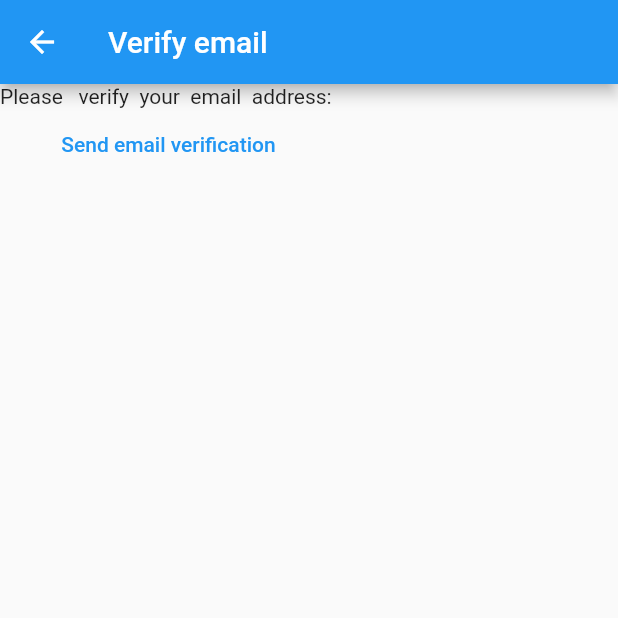
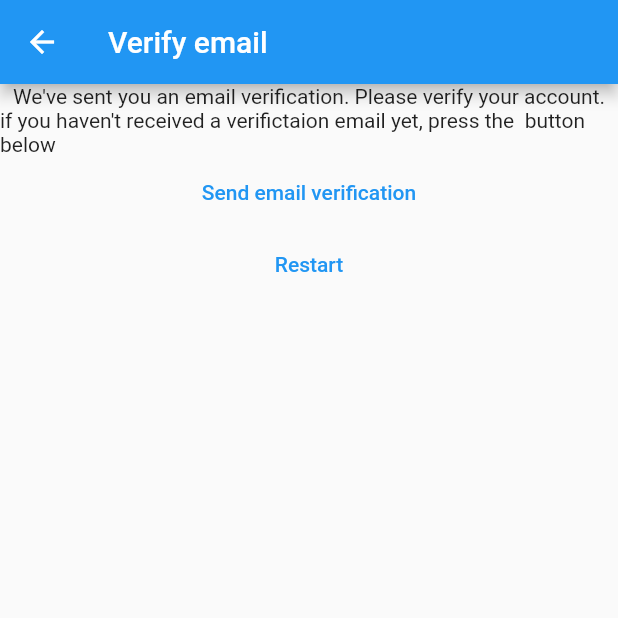
Before and after one commit to gary-the-gamer/flutterApp.github.io, a Flutter app: the VerifyEmailView screen opened directly, on a phone screen of 412 x 824 dp, the top half of it. Run offline on Flutter 3.47's test engine with Material 2 defaults, Android fonts, the phone set to English and light mode, and no system bars; our stand-ins replace firebase_auth, firebase_core; accounts and stored records are empty.

Commit message:
register and verify fix

```diff
--- a/flutterapp/lib/Views/verify_email_view.dart
+++ b/flutterapp/lib/Views/verify_email_view.dart
@@ -1,5 +1,6 @@
 import 'package:firebase_auth/firebase_auth.dart';
 import 'package:flutter/material.dart';
+import 'package:flutterapp/constants/routes.dart';
 
 class VerifyEmailView extends StatefulWidget {
   const VerifyEmailView({super.key});
@@ -15,13 +16,29 @@ class _VerifyEmailViewState extends State<VerifyEmailView> {
       appBar: AppBar(title: const Text('Verify email')),
       body: Column(
         children: [
-          Text("Please   verify  your  email  address: "),
+          const Text(
+              "We've sent you an email verification. Please verify your account."),
+          Text(
+              "if you haven't received a verifictaion email yet, press the  button below"),
           TextButton(
               onPressed: () {
                 final user = FirebaseAuth.instance.currentUser;
                 user?.sendEmailVerification();
               },
-              child: const Text("Send email verification"))
+              child: const Text(
+                "Send email verification",
+              )),
+          TextButton(
+            onPressed: () async {
+              await FirebaseAuth.instance.signOut();
+              // ignore: use_build_context_synchronously
+              Navigator.of(context).pushNamedAndRemoveUntil(
+                registerRoute,
+                (route) => false,
+              );
+            },
+            child: const Text('Restart'),
+          ),
         ],
       ),
     );
--- a/flutterapp/lib/constants/routes.dart
+++ b/flutterapp/lib/constants/routes.dart
@@ -1,3 +1,4 @@
 const LoginRoute = '/Login/';
 const registerRoute = '/register/';
 const notesRoute = '/notes/';
+const verifyEmailRoute = '/verify-email/';
--- a/flutterapp/lib/main.dart
+++ b/flutterapp/lib/main.dart
@@ -23,6 +23,7 @@ void main() {
         notesRoute: (context) => const NotesView(),
         LoginRoute: (context) => const LoginView(),
         registerRoute: (context) => const RegisterView(),
+        verifyEmailRoute: (context) => const VerifyEmailView(),
       },
     ),
   );
```
Also changed, not shown: flutterapp/lib/Views/register_view.dart (+17 -8 lines), flutterapp/lib/Views/login_view.dart (line endings or trailing spaces).
